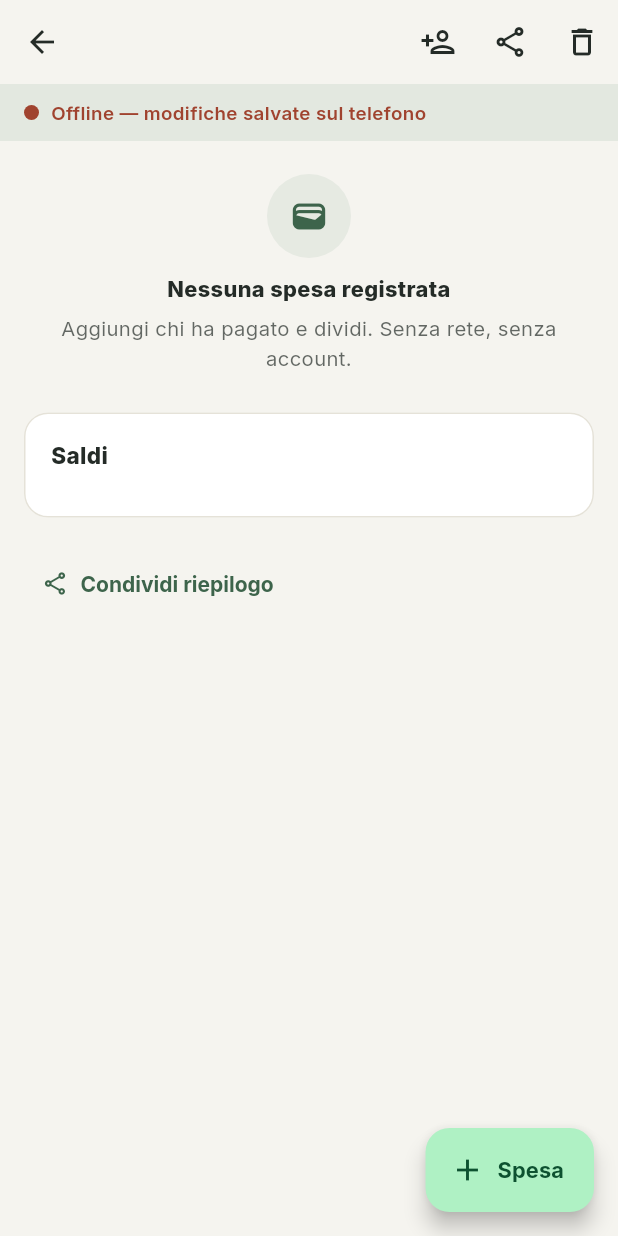
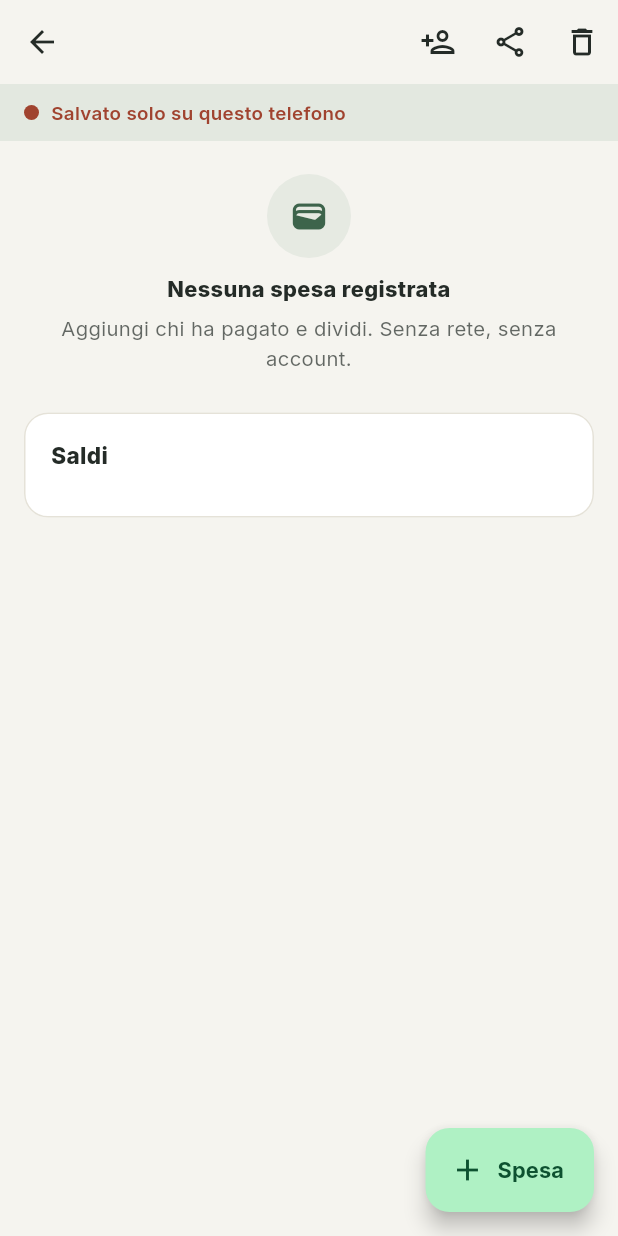
Before and after one commit to mirkosio/b-lance, a Flutter app: the CashierGroupScreen screen opened directly with empty values, on a phone screen of 412 x 824 dp. Run offline on Flutter 3.47's test engine with Material 3 defaults, Android fonts, the phone set to English and light mode, and no system bars; our stand-ins replace app_links, qr_flutter, share_plus, shared_preferences; missing offline and left inert: quick_actions; accounts and stored records are empty.

Commit message:
fix(ux): contrasti, touch target 48dp, copy reset e banner cassiere

```diff
--- a/app-android/lib/cashier/cashier_screen.dart
+++ b/app-android/lib/cashier/cashier_screen.dart
@@ -263,7 +263,7 @@ class CashierGroupScreen extends StatefulWidget {
 
 class _CashierGroupScreenState extends State<CashierGroupScreen> {
   late CashierGroup _group;
-  bool _offline = true; // modalità cassiere è sempre locale
+  final bool _offline = true; // modalità cassiere è sempre locale
 
   @override
   void initState() {
@@ -560,7 +560,7 @@ class _CashierGroupScreenState extends State<CashierGroupScreen> {
                   const SizedBox(width: 8),
                   Expanded(
                     child: Text(
-                      _offline ? 'Offline — modifiche salvate sul telefono' : 'Online — sincronizzato',
+                      _offline ? 'Salvato solo su questo telefono' : 'Online — sincronizzato',
                       style: TextStyle(fontSize: 12.5, color: _offline ? negOn(context) : posOn(context), fontWeight: FontWeight.w600),
                     ),
                   ),
@@ -634,11 +634,24 @@ class _CashierGroupScreenState extends State<CashierGroupScreen> {
                                 Expanded(
                                   child: Row(
                                     children: [
-                                      Text(_personById(b.personId).name),
-                                      const SizedBox(width: 8),
-                                      GestureDetector(
-                                        onTap: () => _removeMember(b.personId),
-                                        child: const Icon(Icons.remove_circle_outline, size: 18, color: sage),
+                                      Expanded(
+                                        child: Text(
+                                          _personById(b.personId).name,
+                                        ),
+                                      ),
+                                      IconButton(
+                                        onPressed: () =>
+                                            _removeMember(b.personId),
+                                        tooltip: 'Rimuovi partecipante',
+                                        constraints: const BoxConstraints(
+                                          minWidth: 48,
+                                          minHeight: 48,
+                                        ),
+                                        icon: const Icon(
+                                          Icons.remove_circle_outline,
+                                          size: 20,
+                                          color: sage,
+                                        ),
                                       ),
                                     ],
                                   ),
@@ -691,14 +704,6 @@ class _CashierGroupScreenState extends State<CashierGroupScreen> {
                     ),
                   ],
                   const SizedBox(height: 20),
-                  Align(
-                    alignment: Alignment.centerLeft,
-                    child: TextButton.icon(
-                      onPressed: _share,
-                      icon: const Icon(Icons.share_outlined, size: 18),
-                      label: const Text('Condividi riepilogo'),
-                    ),
-                  ),
                 ],
               ),
             ),
```
Also changed, not shown: 3 other files.
